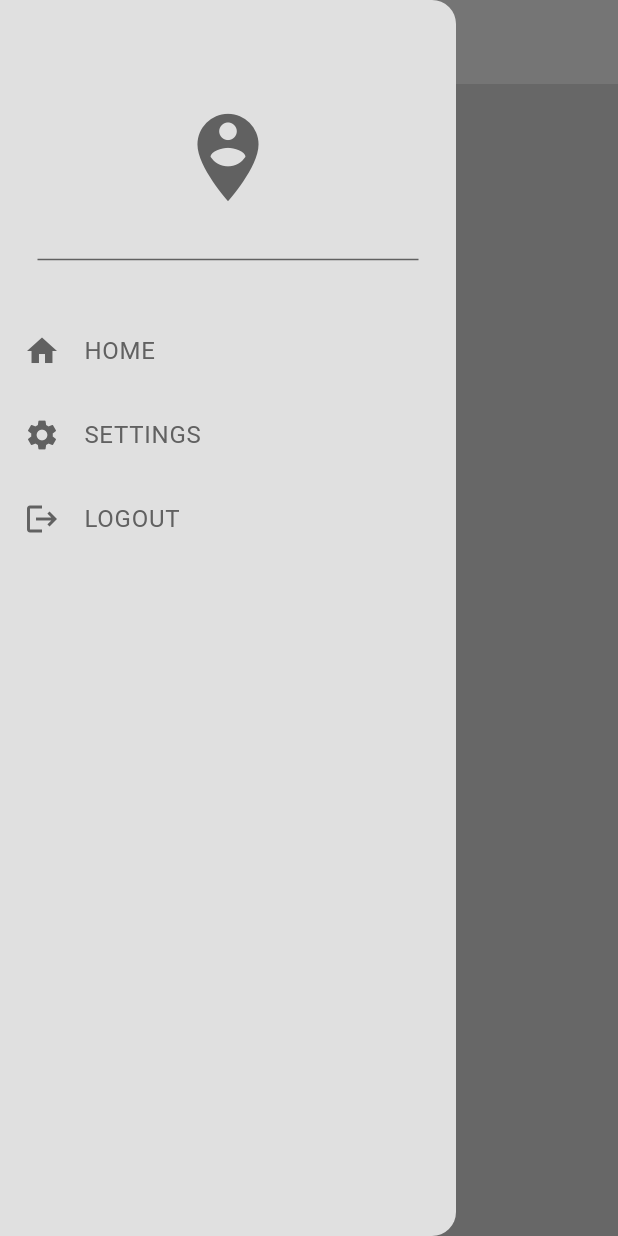
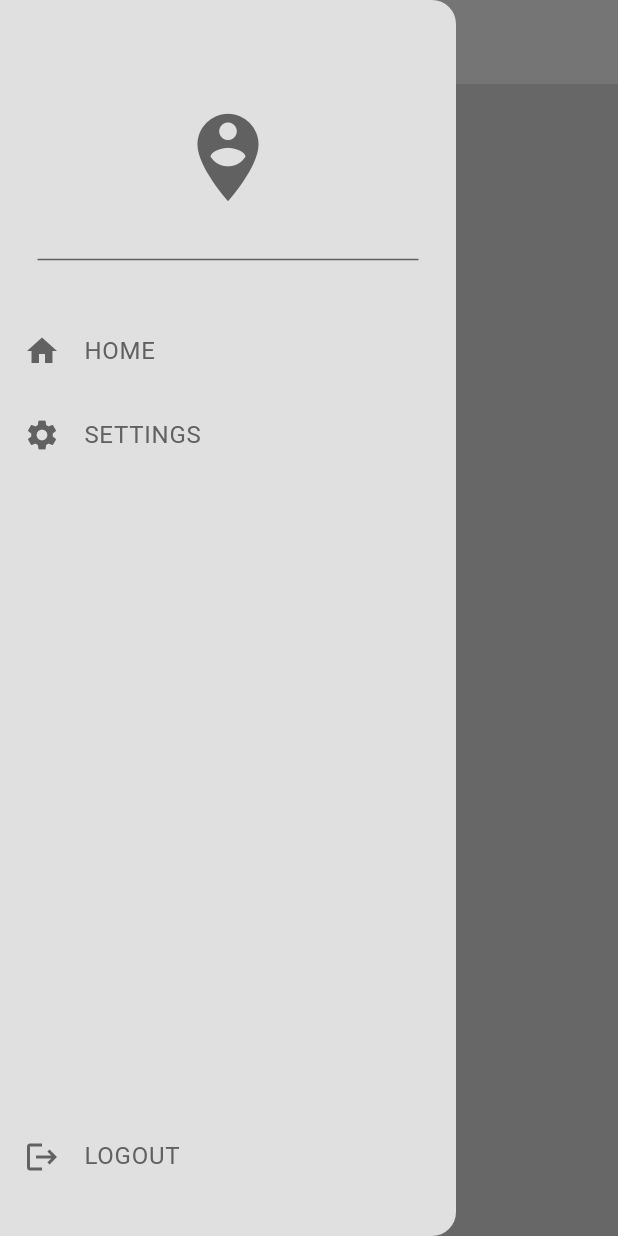
Before and after one commit to MostafaL2003/food_delivery_app, a Flutter app: the HomePage screen opened directly, with the side drawer open, on a phone screen of 412 x 824 dp. Run offline on Flutter 3.47's test engine with Material 3 defaults, Android fonts, the phone set to English and light mode, and no system bars.

Commit message:
Implement Drawer and finish functionality

```diff
--- a/lib/components/my_drawer.dart
+++ b/lib/components/my_drawer.dart
@@ -1,5 +1,6 @@
 import 'package:flutter/material.dart';
 import 'package:food_delivery_app/components/my_drawer_tile.dart';
+import 'package:food_delivery_app/pages/settings_page.dart';
 
 class MyDrawer extends StatelessWidget {
   const MyDrawer({super.key});
@@ -24,11 +25,27 @@ class MyDrawer extends StatelessWidget {
             child: Divider(color: Theme.of(context).colorScheme.inversePrimary),
           ),
           //HOME TILE
-          MyDrawerTile(text: "HOME", icon: Icons.home, onTap: () {}),
+          MyDrawerTile(
+            text: "HOME",
+            icon: Icons.home,
+            onTap: () => Navigator.pop(context),
+          ),
           //SETTINGS TILE
-          MyDrawerTile(text: "SETTINGS", icon: Icons.settings, onTap: () {}),
+          MyDrawerTile(
+            text: "SETTINGS",
+            icon: Icons.settings,
+            onTap: () {
+              Navigator.pop(context);
+              Navigator.push(
+                context,
+                MaterialPageRoute(builder: (context) => SettingsPage()),
+              );
+            },
+          ),
+          Spacer(),
           //LOGOUT TILE
           MyDrawerTile(text: "LOGOUT", icon: Icons.logout, onTap: () {}),
+          SizedBox(height: 25),
         ],
       ),
     );
--- a/lib/components/my_drawer_tile.dart
+++ b/lib/components/my_drawer_tile.dart
@@ -15,11 +15,12 @@ class MyDrawerTile extends StatelessWidget {
   @override
   Widget build(BuildContext context) {
     return ListTile(
+      onTap: onTap,
       title: Text(
         text,
         style: TextStyle(color: Theme.of(context).colorScheme.inversePrimary),
       ),
-      leading: Icon(icon,color: Theme.of(context).colorScheme.inversePrimary,),
+      leading: Icon(icon, color: Theme.of(context).colorScheme.inversePrimary),
     );
   }
 }
```
